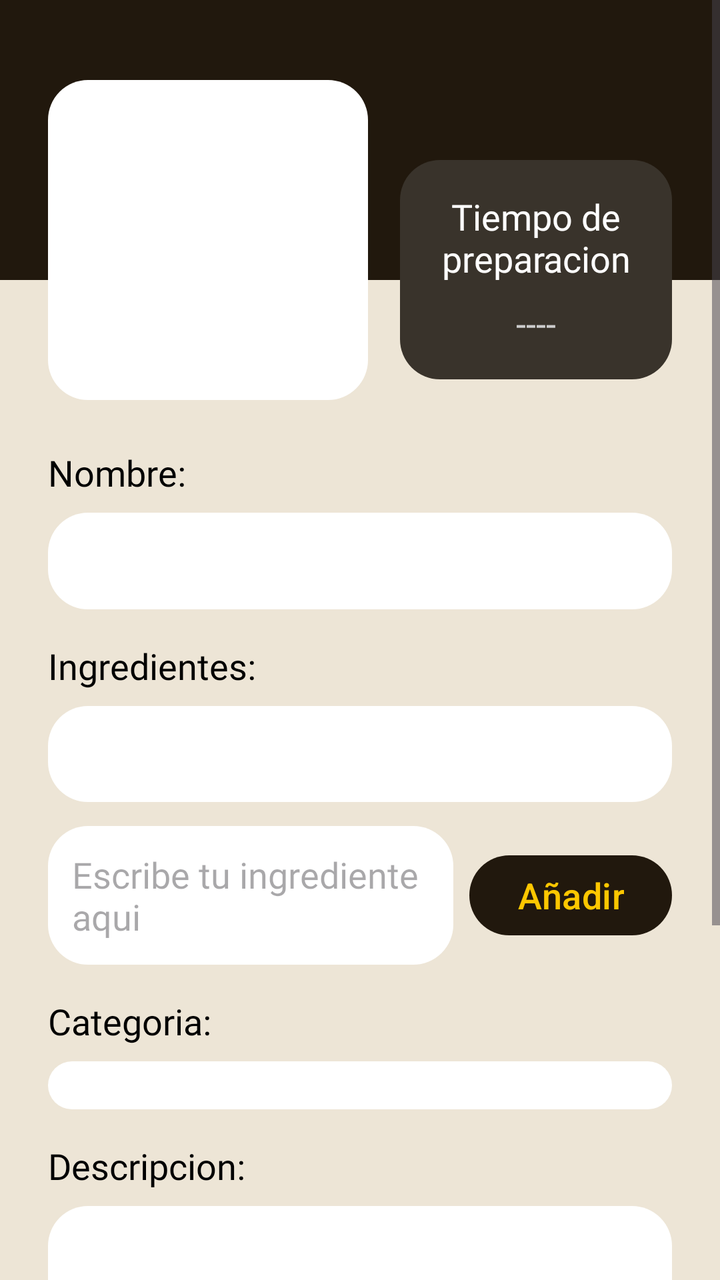
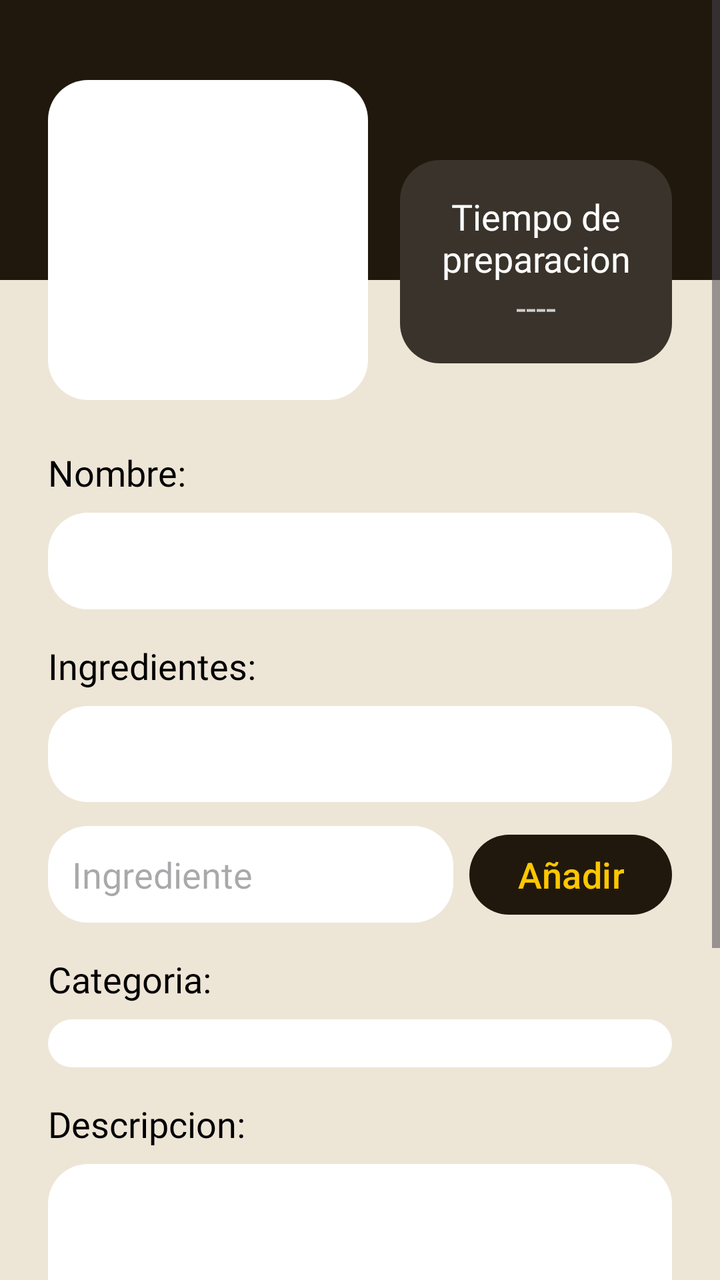

An Android layout rendered at two revisions. The XML below is the earlier revision; the diff shows what the commit changed to produce the second picture.
<!-- AndroidManifest.xml: application theme Theme.RefriMancia -->
<!-- res/layout/activity_create_recipe.xml -->
<?xml version="1.0" encoding="utf-8"?>
<ScrollView xmlns:android="http://schemas.android.com/apk/res/android"
    xmlns:app="http://schemas.android.com/apk/res-auto"
    style="@style/fondoPantallas"
    android:layout_width="match_parent"
    android:layout_height="match_parent">

    <androidx.constraintlayout.widget.ConstraintLayout
        android:layout_width="match_parent"
        android:layout_height="wrap_content"
        android:paddingBottom="120dp">

        
        <View
            android:id="@+id/headerBackground"
            android:layout_width="match_parent"
            android:layout_height="140dp"
            android:background="@color/marron_oscuro"
            app:layout_constraintTop_toTopOf="parent" />

        
        <FrameLayout
            android:id="@+id/imageContainer"
            android:layout_width="160dp"
            android:layout_height="160dp"
            android:layout_marginStart="24dp"
            android:layout_marginTop="40dp"
            android:background="@drawable/bg_input"
            android:padding="12dp"
            app:layout_constraintStart_toStartOf="parent"
            app:layout_constraintTop_toTopOf="parent">

            
            <com.google.android.material.imageview.ShapeableImageView
                android:id="@+id/recipeImagePlaceholder"
                android:layout_width="match_parent"
                android:layout_height="match_parent"
                android:scaleType="centerCrop"
                android:clickable="true"
                android:focusable="true"
                android:contentDescription="Imagen de la receta"
                app:shapeAppearanceOverlay="@style/RoundedShape" />
        </FrameLayout>

        
        <LinearLayout
            android:id="@+id/timeContainer"
            android:layout_width="0dp"
            android:layout_height="wrap_content"
            android:layout_marginStart="16dp"
            android:layout_marginEnd="24dp"
            android:layout_marginTop="80dp"
            android:background="@drawable/bg_input"
            android:backgroundTint="@color/gris_marron"
            android:orientation="vertical"
            android:padding="16dp"
            android:gravity="center"
            app:layout_constraintEnd_toEndOf="parent"
            app:layout_constraintStart_toEndOf="@id/imageContainer"
            app:layout_constraintTop_toTopOf="parent">

            <TextView
                style="@style/etiquetas"
                android:layout_width="wrap_content"
                android:layout_height="wrap_content"
                android:text="Tiempo de\npreparacion"
                android:textColor="#FFFFFF"
                android:textAlignment="center" />

            <TextView
                android:id="@+id/tvPrepTimeValue"
                style="@style/etiquetas"
                android:layout_width="wrap_content"
                android:layout_height="wrap_content"
                android:layout_marginTop="8dp"
                android:text="----"
                android:textColor="#CCCCCC" />
        </LinearLayout>

        
        <TextView
            android:id="@+id/labelNombre"
            style="@style/etiquetas"
            android:layout_width="wrap_content"
            android:layout_height="wrap_content"
            android:layout_marginStart="24dp"
            android:layout_marginTop="24dp"
            android:text="Nombre:"
            android:textColor="#000000"
            app:layout_constraintStart_toStartOf="parent"
            app:layout_constraintTop_toBottomOf="@id/imageContainer" />

        <EditText
            android:id="@+id/etRecipeName"
            style="@style/editTexts"
            android:layout_width="0dp"
            android:layout_height="wrap_content"
            android:layout_marginHorizontal="24dp"
            android:layout_marginTop="8dp"
            android:background="@drawable/bg_input"
            android:padding="12dp"
            app:layout_constraintEnd_toEndOf="parent"
            app:layout_constraintStart_toStartOf="parent"
            app:layout_constraintTop_toBottomOf="@id/labelNombre" />

        
        <TextView
            android:id="@+id/labelIngredientes"
            style="@style/etiquetas"
            android:layout_width="wrap_content"
            android:layout_height="wrap_content"
            android:layout_marginStart="24dp"
            android:layout_marginTop="16dp"
            android:text="Ingredientes:"
            android:textColor="#000000"
            app:layout_constraintStart_toStartOf="parent"
            app:layout_constraintTop_toBottomOf="@id/etRecipeName" />

        <LinearLayout
            android:id="@+id/ingredientsList"
            android:layout_width="0dp"
            android:layout_height="wrap_content"
            android:layout_marginHorizontal="24dp"
            android:layout_marginTop="8dp"
            android:background="@drawable/bg_input"
            android:minHeight="48dp"
            android:orientation="vertical"
            android:padding="12dp"
            app:layout_constraintEnd_toEndOf="parent"
            app:layout_constraintStart_toStartOf="parent"
            app:layout_constraintTop_toBottomOf="@id/labelIngredientes">
        </LinearLayout>

        <EditText
            android:id="@+id/etNewIngredient"
            style="@style/editTexts"
            android:layout_width="0dp"
            android:layout_height="wrap_content"
            android:layout_marginStart="24dp"
            android:layout_marginTop="12dp"
            android:layout_marginEnd="8dp"
            android:background="@drawable/bg_input"
            android:hint="Escribe tu ingrediente aqui"
            android:padding="12dp"
            app:layout_constraintEnd_toStartOf="@id/btnAddIngredient"
            app:layout_constraintStart_toStartOf="parent"
            app:layout_constraintTop_toBottomOf="@id/ingredientsList" />

        <Button
            style="@style/estiloBotones"
            android:id="@+id/btnAddIngredient"
            android:layout_width="wrap_content"
            android:layout_height="wrap_content"
            android:layout_marginEnd="24dp"
            android:text="Añadir"
            android:textAllCaps="false"
            app:layout_constraintBottom_toBottomOf="@id/etNewIngredient"
            app:layout_constraintEnd_toEndOf="parent"
            app:layout_constraintTop_toTopOf="@id/etNewIngredient" />

        
        <TextView
            android:id="@+id/labelCategoria"
            style="@style/etiquetas"
            android:layout_width="wrap_content"
            android:layout_height="wrap_content"
            android:layout_marginStart="24dp"
            android:layout_marginTop="16dp"
            android:text="Categoria:"
            android:textColor="#000000"
            app:layout_constraintStart_toStartOf="parent"
            app:layout_constraintTop_toBottomOf="@id/etNewIngredient" />

        <Spinner
            android:id="@+id/spinnerCategory"
            style="@style/editTexts"
            android:layout_width="0dp"
            android:layout_height="wrap_content"
            android:layout_marginHorizontal="24dp"
            android:layout_marginTop="8dp"
            android:background="@drawable/bg_input"
            android:padding="12dp"
            app:layout_constraintEnd_toEndOf="parent"
            app:layout_constraintStart_toStartOf="parent"
            app:layout_constraintTop_toBottomOf="@id/labelCategoria" />

        
        <TextView
            android:id="@+id/labelDescripcion"
            style="@style/etiquetas"
            android:layout_width="wrap_content"
            android:layout_height="wrap_content"
            android:layout_marginStart="24dp"
            android:layout_marginTop="16dp"
            android:text="Descripcion:"
            android:textColor="#000000"
            app:layout_constraintStart_toStartOf="parent"
            app:layout_constraintTop_toBottomOf="@id/spinnerCategory" />

        <EditText
            android:id="@+id/etRecipeDescription"
            style="@style/editTexts"
            android:layout_width="0dp"
            android:layout_height="wrap_content"
            android:layout_marginHorizontal="24dp"
            android:layout_marginTop="8dp"
            android:background="@drawable/bg_input"
            android:gravity="top"
            android:minLines="3"
            android:padding="12dp"
            app:layout_constraintEnd_toEndOf="parent"
            app:layout_constraintStart_toStartOf="parent"
            app:layout_constraintTop_toBottomOf="@id/labelDescripcion" />

        
        <Button
            style="@style/estiloBotones"
            android:id="@+id/btnCancel"
            android:layout_width="wrap_content"
            android:layout_height="wrap_content"
            android:layout_marginStart="24dp"
            android:layout_marginTop="24dp"
            android:paddingHorizontal="32dp"
            android:text="Cancelar"
            android:textAllCaps="false"
            app:layout_constraintStart_toStartOf="parent"
            app:layout_constraintTop_toBottomOf="@id/etRecipeDescription" />

        <Button
            style="@style/estiloBotones"
            android:id="@+id/btnPublish"
            android:layout_width="wrap_content"
            android:layout_height="wrap_content"
            android:layout_marginEnd="24dp"
            android:layout_marginTop="24dp"
            android:paddingHorizontal="32dp"
            android:text="Publicar"
            android:textAllCaps="false"
            app:layout_constraintEnd_toEndOf="parent"
            app:layout_constraintTop_toBottomOf="@id/etRecipeDescription" />

    </androidx.constraintlayout.widget.ConstraintLayout>
</ScrollView>
<!-- resources referenced by this layout -->
<resources>
  <color name="gris_marron">#39332b</color>
  <color name="marron_oscuro">#21180d</color>
  <!-- drawable bg_input (drawable) -->
  <shape xmlns:android="http://schemas.android.com/apk/res/android">
      <solid android:color="#FFFFFF"/> 
      <corners android:radius="20dp"/>
  </shape>
  <style name="RoundedShape" parent="">
          <item name="cornerFamily">rounded</item>
          <item name="cornerSize">15dp</item>
      </style>
  <style name="editTexts">
          <item name="android:textSize">18sp</item>
          <item name="android:fontFamily">@font/alexandria</item>
      </style>
  <style name="estiloBotones">
          <item name="android:textColor">@color/amarillo</item>
          <item name="backgroundTint">@color/marron_oscuro</item>
          <item name="android:textSize">18sp</item>
      </style>
  <style name="etiquetas">
          <item name="android:textSize">18sp</item>
          <item name="android:fontFamily">@font/alexandria_semibold</item>
      </style>
  <style name="fondoPantallas">
          <item name="android:background">@color/beige</item>
      </style>
  <style name="Theme.RefriMancia" parent="Base.Theme.RefriMancia" />
  <color name="amarillo">#fdc700</color>
  <color name="beige">#ede5d6</color>
  <style name="Base.Theme.RefriMancia" parent="Theme.Material3.DayNight.NoActionBar">
          <item name="colorPrimary">@color/marron_oscuro</item>
          <item name="colorSecondary">@color/amarillo</item>
          
          <item name="android:statusBarColor">@color/marron_oscuro</item>
          <item name="android:windowLightStatusBar">false</item>
      </style>
</resources>

<!-- the commit's change to res/layout/activity_create_recipe.xml (unified diff, before → after) -->
@@ -1,6 +1,7 @@
 <?xml version="1.0" encoding="utf-8"?>
 <ScrollView xmlns:android="http://schemas.android.com/apk/res/android"
     xmlns:app="http://schemas.android.com/apk/res-auto"
+    xmlns:tools="http://schemas.android.com/tools"
     style="@style/fondoPantallas"
     android:layout_width="match_parent"
     android:layout_height="match_parent">
@@ -43,19 +44,23 @@
         </FrameLayout>
 
         
+
+        
+
         <LinearLayout
             android:id="@+id/timeContainer"
             android:layout_width="0dp"
             android:layout_height="wrap_content"
             android:layout_marginStart="16dp"
+            android:layout_marginTop="80dp"
             android:layout_marginEnd="24dp"
-            android:layout_marginTop="80dp"
             android:background="@drawable/bg_input"
             android:backgroundTint="@color/gris_marron"
+            android:gravity="center"
             android:orientation="vertical"
             android:padding="16dp"
-            android:gravity="center"
-            app:layout_constraintEnd_toEndOf="parent"
+            app:layout_constraintEnd_toEndOf="parent"
+            app:layout_constraintHorizontal_bias="0.0"
             app:layout_constraintStart_toEndOf="@id/imageContainer"
             app:layout_constraintTop_toTopOf="parent">
 
@@ -64,20 +69,22 @@
                 android:layout_width="wrap_content"
                 android:layout_height="wrap_content"
                 android:text="Tiempo de\npreparacion"
+                android:textAlignment="center"
                 android:textColor="#FFFFFF"
-                android:textAlignment="center" />
+                tools:layout_editor_absoluteX="238dp"
+                tools:layout_editor_absoluteY="100dp" />
 
             <TextView
                 android:id="@+id/tvPrepTimeValue"
                 style="@style/etiquetas"
                 android:layout_width="wrap_content"
                 android:layout_height="wrap_content"
-                android:layout_marginTop="8dp"
                 android:text="----"
-                android:textColor="#CCCCCC" />
+                android:textColor="#CCCCCC"
+                tools:layout_editor_absoluteX="281dp"
+                tools:layout_editor_absoluteY="162dp" />
         </LinearLayout>
 
-        
         <TextView
             android:id="@+id/labelNombre"
             style="@style/etiquetas"
@@ -140,7 +147,7 @@
             android:layout_marginTop="12dp"
             android:layout_marginEnd="8dp"
             android:background="@drawable/bg_input"
-            android:hint="Escribe tu ingrediente aqui"
+            android:hint="Ingrediente"
             android:padding="12dp"
             app:layout_constraintEnd_toStartOf="@id/btnAddIngredient"
             app:layout_constraintStart_toStartOf="parent"
<!-- resource entries referenced after the edit -->
@@ -13,6 +13,7 @@
       </style>
   <style name="editTexts">
           <item name="android:textSize">18sp</item>
+          <item name="android:textColor">@color/black</item>
           <item name="android:fontFamily">@font/alexandria</item>
       </style>
   <style name="estiloBotones">
@@ -22,12 +23,14 @@
       </style>
   <style name="etiquetas">
           <item name="android:textSize">18sp</item>
+          <item name="android:textColor">@color/black</item>
           <item name="android:fontFamily">@font/alexandria_semibold</item>
       </style>
   <style name="fondoPantallas">
           <item name="android:background">@color/beige</item>
       </style>
   <style name="Theme.RefriMancia" parent="Base.Theme.RefriMancia" />
+  <color name="black">#FF000000</color>
   <color name="amarillo">#fdc700</color>
   <color name="beige">#ede5d6</color>
   <style name="Base.Theme.RefriMancia" parent="Theme.Material3.DayNight.NoActionBar">
